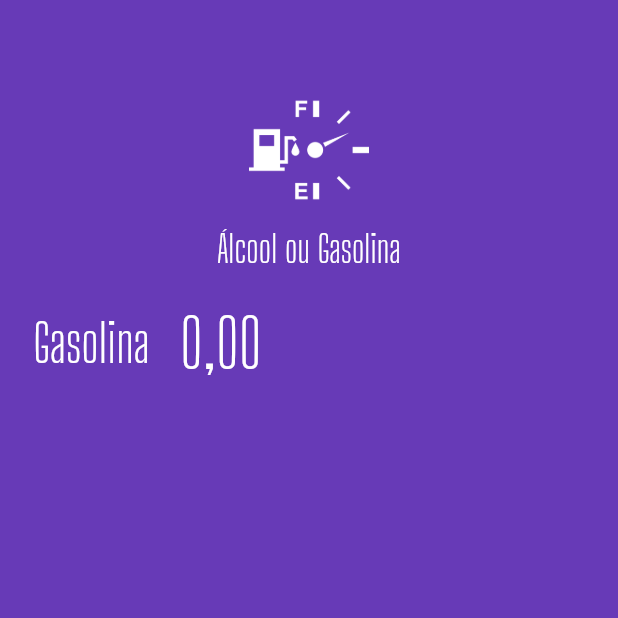
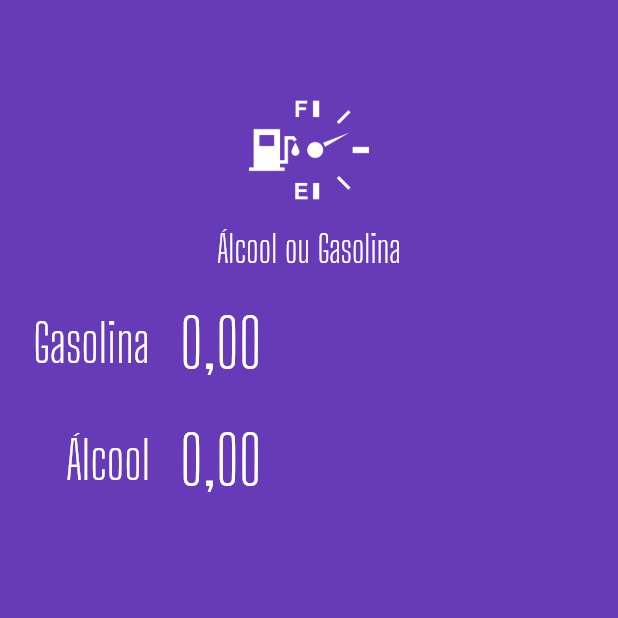
Before and after one commit to Wkerlyson/alcohol_gasoline, a Flutter app: the screen it shows after launch, on a phone screen of 412 x 824 dp, the top half of it. Run offline on Flutter 3.47's test engine with Material 2 defaults, Android fonts, the phone set to English and light mode, and no system bars; our stand-ins replace flutter_masked_text.

Commit message:
creating input widget

```diff
--- a/lib/main.dart
+++ b/lib/main.dart
@@ -1,3 +1,4 @@
+import 'package:alcohol_gasoline/widgets/input.widget.dart';
 import 'package:alcohol_gasoline/widgets/logo.widget.dart';
 import 'package:flutter/material.dart';
 import 'package:flutter_masked_text/flutter_masked_text.dart';
@@ -21,6 +22,7 @@ class MyApp extends StatelessWidget {
 
 class HomePage extends StatelessWidget {
   var _gasCtrl = new MoneyMaskedTextController();
+  var _alcCtrl = new MoneyMaskedTextController();
 
   @override
   Widget build(BuildContext context) {
@@ -29,37 +31,13 @@ class HomePage extends StatelessWidget {
       body: ListView(
         children: <Widget>[
           Logo(),
-          Row(
-            children: <Widget>[
-              Container(
-                width: 100,
-                alignment: Alignment.centerRight,
-                child: Text(
-                  'Gasolina',
-                  style: TextStyle(
-                      color: Colors.white,
-                      fontSize: 35,
-                      fontFamily: 'Big Shoulders Display'),
-                ),
-              ),
-              SizedBox(
-                width: 20,
-              ),
-              Expanded(
-                child: TextFormField(
-                  controller: _gasCtrl,
-                  keyboardType: TextInputType.number,
-                  style: TextStyle(
-                    color: Colors.white,
-                    fontSize: 45,
-                    fontFamily: "Big Shoulders Display",
-                  ),
-                  decoration: InputDecoration(
-                    border: InputBorder.none,
-                  ),
-                ),
-              )
-            ],
+          Input(
+            ctrl: _gasCtrl,
+            label: 'Gasolina',
+          ),
+          Input(
+            ctrl: _alcCtrl,
+            label: 'Álcool',
           ),
         ],
       ),
--- /dev/null
+++ b/lib/widgets/input.widget.dart
@@ -0,0 +1,45 @@
+import 'package:flutter/material.dart';
+import 'package:flutter_masked_text/flutter_masked_text.dart';
+
+class Input extends StatelessWidget {
+  var label = "";
+  var ctrl = new MoneyMaskedTextController();
+
+  Input({@required this.label, @required this.ctrl});
+
+  @override
+  Widget build(BuildContext context) {
+    return Row(
+      children: <Widget>[
+        Container(
+          width: 100,
+          alignment: Alignment.centerRight,
+          child: Text(
+            label,
+            style: TextStyle(
+                color: Colors.white,
+                fontSize: 35,
+                fontFamily: 'Big Shoulders Display'),
+          ),
+        ),
+        SizedBox(
+          width: 20,
+        ),
+        Expanded(
+          child: TextFormField(
+            controller: ctrl,
+            keyboardType: TextInputType.number,
+            style: TextStyle(
+              color: Colors.white,
+              fontSize: 45,
+              fontFamily: "Big Shoulders Display",
+            ),
+            decoration: InputDecoration(
+              border: InputBorder.none,
+            ),
+          ),
+        )
+      ],
+    );
+  }
+}
```
